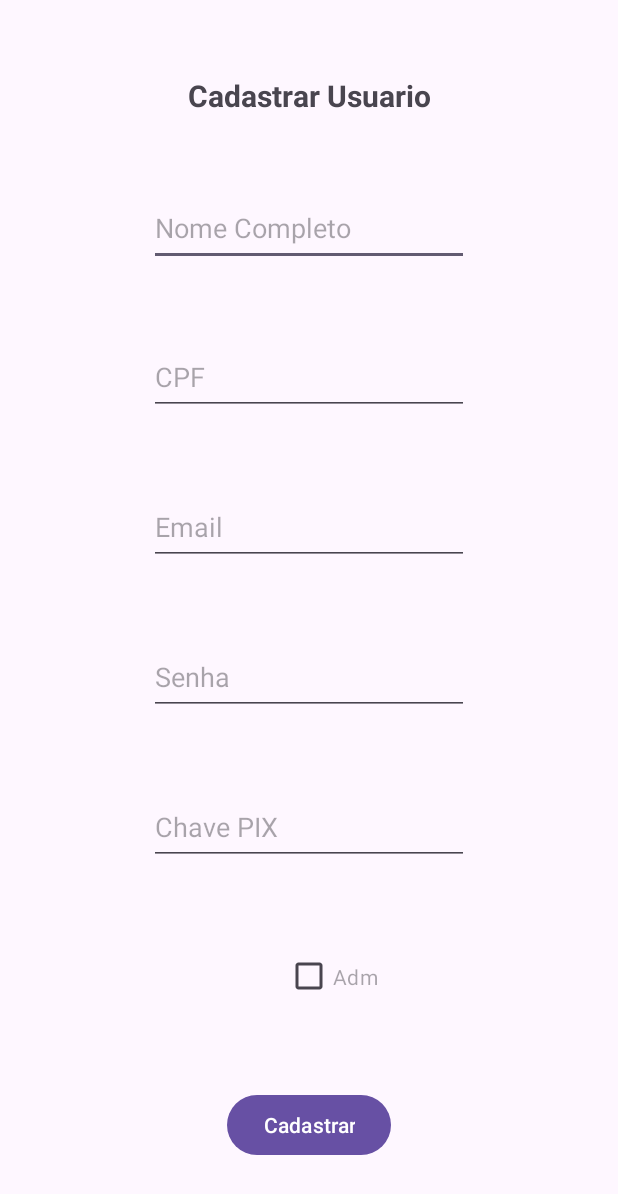
After one commit to RobertoSSantos/CapiSorteios_ktx, an Android app: the fragment CadastroFragment shown on its own in the app's theme, on a phone screen of 412 x 824 dp. The commit adds this screen. Shown: the top 1194 px of the screen. Run offline under Robolectric (Android 15) with nearby library versions, the phone set to English and light mode, and no system bars; our stand-ins replace Firebase (no records; nobody signed in at launch, a user with empty details on screens opened directly).

Commit message:
Registration Added

```diff
--- a/app/build.gradle.kts
+++ b/app/build.gradle.kts
@@ -57,4 +57,5 @@ dependencies {
 
     implementation(platform("com.google.firebase:firebase-bom:32.3.1"))
     implementation("com.google.firebase:firebase-firestore-ktx")
+    implementation("com.google.firebase:firebase-auth-ktx")
 }
--- /dev/null
+++ b/app/src/main/java/br/com/capisorteios_ktx/CadastroFragment.kt
@@ -0,0 +1,81 @@
+package br.com.capisorteios_ktx
+
+import android.os.Bundle
+import androidx.fragment.app.Fragment
+import android.view.LayoutInflater
+import android.view.View
+import android.view.ViewGroup
+import android.widget.Button
+import android.widget.CheckBox
+import android.widget.EditText
+import android.widget.Toast
+import androidx.core.view.isVisible
+import androidx.navigation.fragment.findNavController
+import br.com.capisorteios_ktx.model.Consumidor
+import com.google.firebase.auth.FirebaseAuth
+import com.google.firebase.firestore.ktx.firestore
+import com.google.firebase.ktx.Firebase
+import kotlinx.coroutines.CoroutineScope
+import kotlinx.coroutines.Dispatchers
+import kotlinx.coroutines.launch
+import kotlinx.coroutines.tasks.await
+import kotlinx.coroutines.withContext
+import java.lang.Exception
+
+class CadastroFragment : Fragment() {
+
+    private val usuariosCollectionRef = Firebase.firestore.collection("Usuarios")
+    private lateinit var auth : FirebaseAuth
+
+    override fun onCreateView(
+        inflater: LayoutInflater, container: ViewGroup?,
+        savedInstanceState: Bundle?
+    ): View? {
+        // Inflate the layout for this fragment
+        val view = inflater.inflate(R.layout.fragment_cadastro, container, false)
+        auth = FirebaseAuth.getInstance()
+
+        val edtNome = view.findViewById<EditText>(R.id.edtNome)
+        val edtCpf = view.findViewById<EditText>(R.id.edtCpf)
+        val edtEmail = view.findViewById<EditText>(R.id.edtEmail)
+        val edtSenha = view.findViewById<EditText>(R.id.edtSenha)
+        val checkAdm = view.findViewById<CheckBox>(R.id.checkAdm)
+        val edtPix = view.findViewById<EditText>(R.id.edtChavePix)
+        val btnCadastroUsuario = view.findViewById<Button>(R.id.btnCadastrarUsuario)
+
+        btnCadastroUsuario.setOnClickListener {
+            val nome = edtNome.text.toString()
+            val cpf = edtCpf.text.toString()
+            val email = edtEmail.text.toString()
+            val senha = edtSenha.text.toString()
+            val chavePix = edtPix.text.toString()
+
+            val usuario = if (checkAdm.isChecked) {
+                Consumidor(nome, cpf, email, senha, chavePix,true)
+            } else {
+                Consumidor(nome, cpf, email, senha, chavePix)
+            }
+
+            cadastrarUsuario(usuario)
+        }
+
+
+
+        return view
+    }
+
+    private fun cadastrarUsuario(usuario : Consumidor) = CoroutineScope(Dispatchers.IO).launch {
+        try {
+            usuariosCollectionRef.add(usuario).await()
+            withContext(Dispatchers.Main) {
+                Toast.makeText(context, "Usuario Adicionado com Sucesso", Toast.LENGTH_LONG).show()
+                findNavController().navigate(R.id.action_cadastroFragment_to_loginFragment)
+            }
+        } catch (e : Exception) {
+            withContext(Dispatchers.Main) {
+                Toast.makeText(context,e.message, Toast.LENGTH_LONG).show()
+            }
+        }
+    }
+
+}
--- a/app/src/main/java/br/com/capisorteios_ktx/CadastroRifaFragment.kt
+++ b/app/src/main/java/br/com/capisorteios_ktx/CadastroRifaFragment.kt
@@ -9,6 +9,7 @@ import android.widget.Button
 import android.widget.EditText
 import android.widget.Toast
 import androidx.navigation.fragment.findNavController
+import br.com.capisorteios_ktx.model.Rifa
 import com.google.firebase.firestore.ktx.firestore
 import com.google.firebase.ktx.Firebase
 import kotlinx.coroutines.CoroutineScope
--- a/app/src/main/java/br/com/capisorteios_ktx/HomeFragment.kt
+++ b/app/src/main/java/br/com/capisorteios_ktx/HomeFragment.kt
@@ -9,8 +9,8 @@ import android.widget.ArrayAdapter
 import android.widget.Button
 import android.widget.ListView
 import android.widget.Toast
-import androidx.navigation.findNavController
 import androidx.navigation.fragment.findNavController
+import br.com.capisorteios_ktx.model.Rifa
 import com.google.firebase.firestore.ktx.firestore
 import com.google.firebase.firestore.ktx.toObject
 import com.google.firebase.ktx.Firebase
@@ -20,7 +20,6 @@ import kotlinx.coroutines.launch
 import kotlinx.coroutines.tasks.await
 import kotlinx.coroutines.withContext
 import java.lang.Exception
-import java.lang.StringBuilder
 
 class HomeFragment : Fragment() {
 
--- a/app/src/main/java/br/com/capisorteios_ktx/LoginFragment.kt
+++ b/app/src/main/java/br/com/capisorteios_ktx/LoginFragment.kt
@@ -19,8 +19,14 @@ class LoginFragment : Fragment() {
         val view = inflater.inflate(R.layout.fragment_login, container, false)
 
         val btn = view.findViewById<Button>(R.id.btnLogin)
+        val btnRegistro = view.findViewById<Button>(R.id.btnRegistro)
+
         btn.setOnClickListener {
             findNavController().navigate(R.id.action_loginFragment_to_homeFragment)
+        }
+
+        btnRegistro.setOnClickListener {
+            findNavController().navigate(R.id.action_loginFragment_to_cadastroFragment)
         }
 
         return view
--- a/app/src/main/java/br/com/capisorteios_ktx/Rifa.kt
+++ b/app/src/main/java/br/com/capisorteios_ktx/model/Rifa.kt
@@ -1,4 +1,4 @@
-package br.com.capisorteios_ktx
+package br.com.capisorteios_ktx.model
 
 data class Rifa (
     var titulo: String = "",
--- /dev/null
+++ b/app/src/main/res/layout/fragment_cadastro.xml
@@ -0,0 +1,116 @@
+<?xml version="1.0" encoding="utf-8"?>
+<androidx.constraintlayout.widget.ConstraintLayout xmlns:android="http://schemas.android.com/apk/res/android"
+    xmlns:app="http://schemas.android.com/apk/res-auto"
+    xmlns:tools="http://schemas.android.com/tools"
+    android:layout_width="match_parent"
+    android:layout_height="match_parent"
+    tools:context=".CadastroFragment">
+
+
+    <TextView
+        android:id="@+id/textView5"
+        android:layout_width="wrap_content"
+        android:layout_height="wrap_content"
+        android:text="Cadastrar Usuario"
+        android:textSize="20sp"
+        android:textStyle="bold"
+        app:layout_constraintBottom_toTopOf="@+id/edtNome"
+        app:layout_constraintEnd_toEndOf="parent"
+        app:layout_constraintHorizontal_bias="0.5"
+        app:layout_constraintStart_toStartOf="parent"
+        app:layout_constraintTop_toTopOf="parent"
+        app:layout_constraintVertical_bias="0.5" />
+
+    <EditText
+        android:id="@+id/edtNome"
+        android:layout_width="wrap_content"
+        android:layout_height="50dp"
+        android:ems="10"
+        android:hint="Nome Completo"
+        android:inputType="text"
+        app:layout_constraintBottom_toTopOf="@+id/edtCpf"
+        app:layout_constraintEnd_toEndOf="parent"
+        app:layout_constraintHorizontal_bias="0.5"
+        app:layout_constraintStart_toStartOf="parent"
+        app:layout_constraintTop_toBottomOf="@+id/textView5"
+        app:layout_constraintVertical_bias="0.5" />
+
+    <EditText
+        android:id="@+id/edtCpf"
+        android:layout_width="wrap_content"
+        android:layout_height="50dp"
+        android:ems="10"
+        android:hint="CPF"
+        android:inputType="text"
+        app:layout_constraintBottom_toTopOf="@+id/edtEmail"
+        app:layout_constraintEnd_toEndOf="parent"
+        app:layout_constraintHorizontal_bias="0.5"
+        app:layout_constraintStart_toStartOf="parent"
+        app:layout_constraintTop_toBottomOf="@+id/edtNome"
+        app:layout_constraintVertical_bias="0.5" />
+
+    <EditText
+        android:id="@+id/edtEmail"
+        android:layout_width="wrap_content"
+        android:layout_height="50dp"
+        android:ems="10"
+        android:hint="Email"
+        android:inputType="text"
+        app:layout_constraintBottom_toTopOf="@+id/edtSenha"
+        app:layout_constraintEnd_toEndOf="parent"
+        app:layout_constraintHorizontal_bias="0.5"
+        app:layout_constraintStart_toStartOf="parent"
+        app:layout_constraintTop_toBottomOf="@+id/edtCpf"
+        app:layout_constraintVertical_bias="0.5" />
+
+    <EditText
+        android:id="@+id/edtSenha"
+        android:layout_width="wrap_content"
+        android:layout_height="50dp"
+        android:ems="10"
+        android:hint="Senha"
+        android:inputType="textPassword"
+        app:layout_constraintBottom_toTopOf="@+id/edtChavePix"
+        app:layout_constraintEnd_toEndOf="parent"
+        app:layout_constraintHorizontal_bias="0.5"
+        app:layout_constraintStart_toStartOf="parent"
+        app:layout_constraintTop_toBottomOf="@+id/edtEmail"
+        app:layout_constraintVertical_bias="0.5" />
+
+    <EditText
+        android:id="@+id/edtChavePix"
+        android:layout_width="wrap_content"
+        android:layout_height="50dp"
+        android:ems="10"
+        android:hint="Chave PIX"
+        android:inputType="text"
+        app:layout_constraintBottom_toTopOf="@+id/checkAdm"
+        app:layout_constraintEnd_toEndOf="parent"
+        app:layout_constraintHorizontal_bias="0.5"
+        app:layout_constraintStart_toStartOf="parent"
+        app:layout_constraintTop_toBottomOf="@+id/edtSenha"
+        app:layout_constraintVertical_bias="0.5" />
+
+    <CheckBox
+        android:id="@+id/checkAdm"
+        android:layout_width="100dp"
+        android:layout_height="50dp"
+        android:hint="Adm"
+        app:layout_constraintEnd_toEndOf="parent"
+        app:layout_constraintHorizontal_bias="0.5"
+        app:layout_constraintStart_toStartOf="parent"
+        app:layout_constraintTop_toBottomOf="@+id/edtChavePix"
+        app:layout_constraintBottom_toTopOf="@id/btnCadastrarUsuario"/>
+
+    <Button
+        android:id="@+id/btnCadastrarUsuario"
+        android:layout_width="wrap_content"
+        android:layout_height="wrap_content"
+        android:text="Cadastrar"
+        app:layout_constraintBottom_toBottomOf="parent"
+        app:layout_constraintEnd_toEndOf="parent"
+        app:layout_constraintHorizontal_bias="0.5"
+        app:layout_constraintStart_toStartOf="parent"
+        app:layout_constraintTop_toBottomOf="@+id/checkAdm"
+        app:layout_constraintVertical_bias="0.5" />
+</androidx.constraintlayout.widget.ConstraintLayout>
```
Also changed, not shown: app/src/main/java/br/com/capisorteios_ktx/CadastroAdminFragment.kt (deleted, +0 -59 lines), app/src/main/java/br/com/capisorteios_ktx/CadastroCompradorFragment.kt (deleted, +0 -59 lines), app/src/main/java/br/com/capisorteios_ktx/model/Consumidor.kt (added, +10 -0 lines), app/src/main/res/layout/fragment_cadastro_admin.xml (deleted, +0 -14 lines), app/src/main/res/layout/fragment_cadastro_comprador.xml (deleted, +0 -14 lines), app/src/main/res/layout/fragment_login.xml (+12 -0 lines), app/src/main/res/navigation/main_nav.xml (+11 -23 lines).
